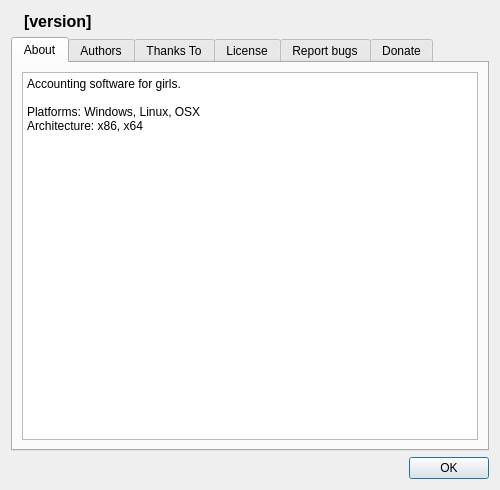
Qt form Forms/CAbout.ui (skynowa/xxxdb) before a commit.
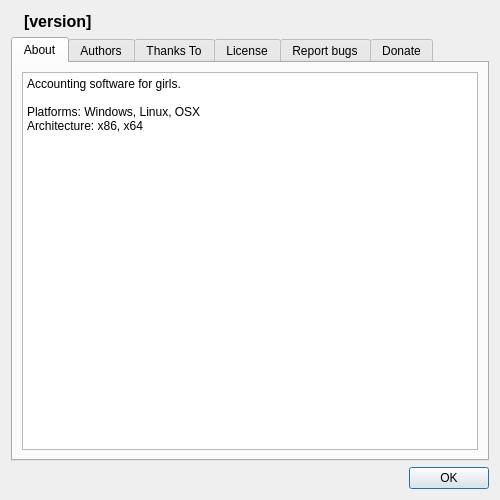
The same form after that commit. Icons and pictures are not drawn.

```diff
--- a/Forms/CAbout.ui
+++ b/Forms/CAbout.ui
@@ -7,7 +7,7 @@
     <x>0</x>
     <y>0</y>
     <width>500</width>
-    <height>490</height>
+    <height>500</height>
    </rect>
   </property>
   <property name="windowTitle">
```
